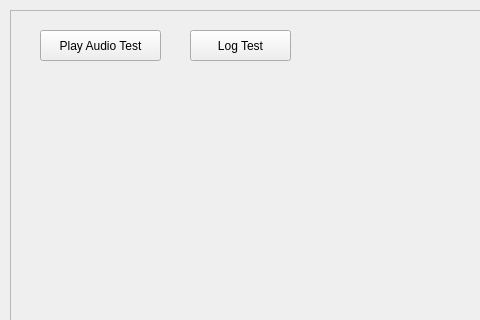
Before: the Qt Designer form AED_Simulator/testwindow.ui in GrewalCreator/AED-Simulator, drawn with Qt 5; both pictures show x 0 to 480 and y 0 to 320 of the 1031 by 435 pixel window.
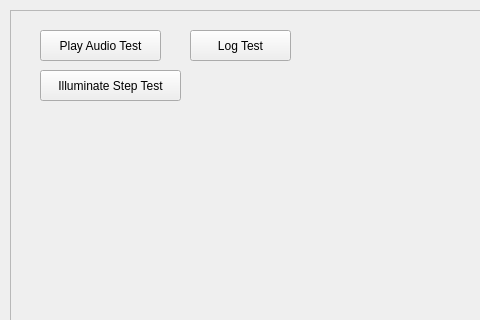
After: the same form once the commit is applied.

Commit message: Added Illuminate step test, discussed logic of signal and lights with owen. Details in description. Other minor changes

```diff
--- a/AED_Simulator/testwindow.ui
+++ b/AED_Simulator/testwindow.ui
@@ -54,6 +54,19 @@
      <string>Log Test</string>
     </property>
    </widget>
+   <widget class="QPushButton" name="illuminateStepTest_button">
+    <property name="geometry">
+     <rect>
+      <x>30</x>
+      <y>60</y>
+      <width>141</width>
+      <height>31</height>
+     </rect>
+    </property>
+    <property name="text">
+     <string>Illuminate Step Test</string>
+    </property>
+   </widget>
   </widget>
  </widget>
  <resources/>
```
The commit also changes 8 other files.
